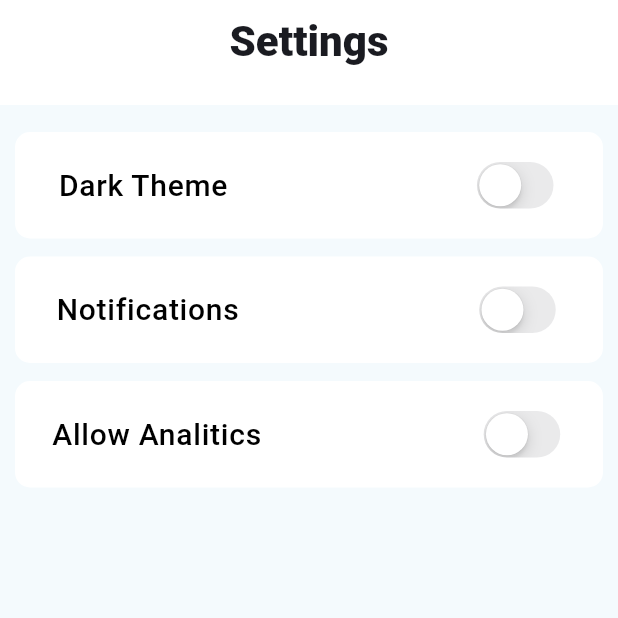
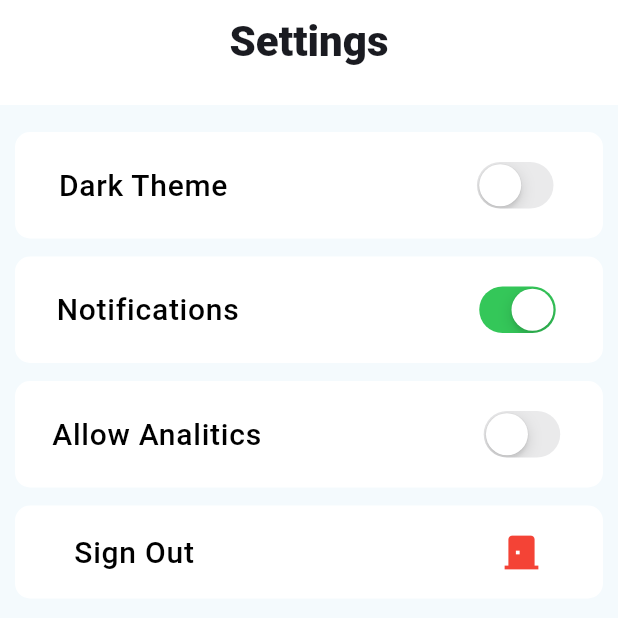
Before and after one commit to Vlad200815/Vlad-sCards, a Flutter app: the SettingsScreen screen opened directly, on a phone screen of 412 x 824 dp, the top half of it. Run offline on Flutter 3.47's test engine with Material 3 defaults, Android fonts, the phone set to English and light mode, and no system bars; our stand-ins replace bloc, dio, equatable, firebase_auth, firebase_core, flip_card and 7 more; missing offline and left inert: flutter_facebook_auth, talker_bloc_logger, talker_dio_logger, translator; accounts and stored records are empty; statements that could not run were skipped.

Commit message:
Replace sign out button to settings_screen.dart, fixed some go back auto buttons with replaceUnit method

```diff
--- a/lib/app.dart
+++ b/lib/app.dart
@@ -7,6 +7,7 @@
 import 'package:vlads_cards/features/packes_of_words/packes_of_words.dart';
 import 'package:vlads_cards/features/packes_of_words/view/choose_words_screen.dart';
 import 'package:vlads_cards/features/training/view/training_screen.dart';
+import 'features/cards_list/view/cards_list_screen.dart';
 import 'features/home/view/view.dart';
 import 'features/login/view/view.dart';
 
@@ -33,6 +34,7 @@
         '/packes_of_words_screen': (context) => const WordsPackesScreen(),
         '/packes_of_words_screen/choose_words': (context) =>
             const ChooseWordsScreen(),
+        '/cards_list_screen': (context) => const CardsListScreen()
       },
       initialRoute: '/',
       debugShowCheckedModeBanner: false,
--- a/lib/features/login/view/sign_in_screen.dart
+++ b/lib/features/login/view/sign_in_screen.dart
@@ -43,7 +43,11 @@ class _SignInScreenState extends State<SignInScreen> {
                   }
                   return BlocListener<GoogleAuthBloc, GoogleAuthState>(
                     listener: (context, state) {
-                      Navigator.pushNamed(context, "/home");
+                      Navigator.pushNamedAndRemoveUntil(
+                        context,
+                        "/home",
+                        (Route<dynamic> route) => false,
+                      );
                     },
                     child: SpetialButton(
                       onTap: () {
--- a/lib/features/settings/view/settings_screen.dart
+++ b/lib/features/settings/view/settings_screen.dart
@@ -1,5 +1,8 @@
 import 'package:flutter/material.dart';
+import 'package:flutter_bloc/flutter_bloc.dart';
+import 'package:vlads_cards/features/settings/widgets/tile.dart';
 
+import '../../login/blocs/email_auth_bloc/email_auth_bloc.dart';
 import '../widgets/widgets.dart';
 
 class SettingsScreen extends StatefulWidget {
@@ -11,7 +14,7 @@ class SettingsScreen extends StatefulWidget {
 
 class _SettingsScreenState extends State<SettingsScreen> {
   bool themeSwitch = false;
-  bool notificationsSwitch = false;
+  bool notificationsSwitch = true;
   bool analyticsSwitch = false;
 
   @override
@@ -60,6 +63,18 @@ class _SettingsScreenState extends State<SettingsScreen> {
                     });
                   },
                 ),
+                MyTile(
+                  icon: const Icon(
+                    Icons.door_back_door,
+                    color: Colors.red,
+                    size: 30,
+                  ),
+                  text: "Sign Out",
+                  onPressed: () {
+                    context.read<EmailAuthBloc>().add(SignOut());
+                    Navigator.pushNamed(context, '/');
+                  },
+                ),
               ],
             ),
           )
--- /dev/null
+++ b/lib/features/settings/widgets/tile.dart
@@ -0,0 +1,40 @@
+import 'package:flutter/material.dart';
+
+class MyTile extends StatelessWidget {
+  final String text;
+  final void Function()? onPressed;
+  final Widget icon;
+
+  const MyTile({
+    required this.icon,
+    required this.text,
+    required this.onPressed,
+    super.key,
+  });
+
+  @override
+  Widget build(BuildContext context) {
+    final theme = Theme.of(context);
+    return Padding(
+      padding: const EdgeInsets.symmetric(horizontal: 10, vertical: 6),
+      child: InkWell(
+        onTap: onPressed,
+        child: Container(
+          padding: const EdgeInsets.symmetric(vertical: 15),
+          decoration: BoxDecoration(
+              color: Colors.white,
+              border: Border.all(color: Colors.white),
+              borderRadius: BorderRadius.circular(10)),
+          child: Row(
+            mainAxisAlignment: MainAxisAlignment.spaceAround,
+            children: [
+              Text(text, style: theme.textTheme.bodyLarge),
+              const SizedBox(width: 50),
+              icon
+            ],
+          ),
+        ),
+      ),
+    );
+  }
+}
```
Also changed, not shown: lib/features/cards_list/view/cards_list_screen.dart (+13 -2 lines), lib/features/home/view/base_screen.dart (+0 -10 lines), lib/features/home/widgets/cards_box.dart (+1 -7 lines).
